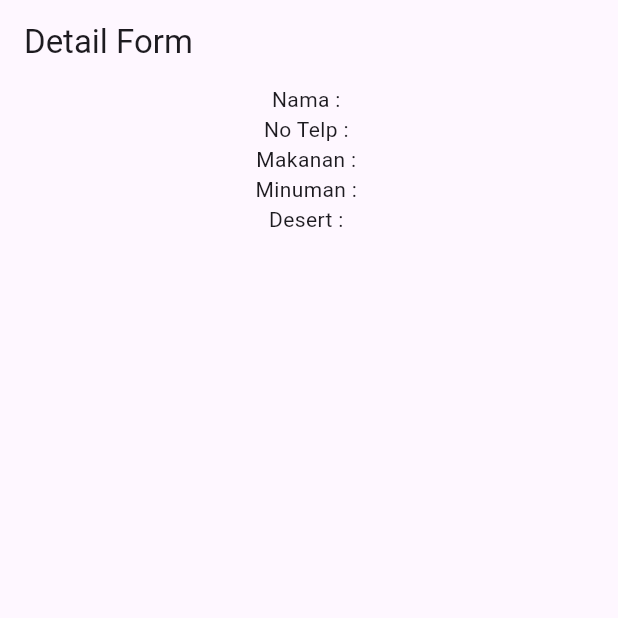
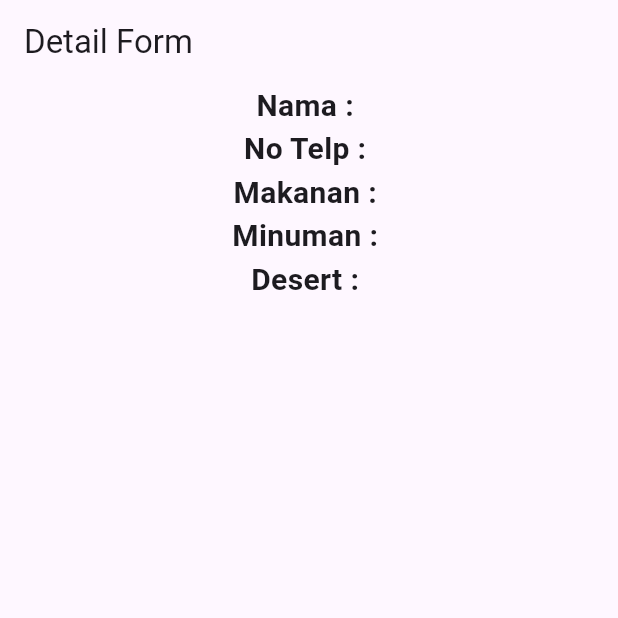
Before and after one commit to Oktaviko/FaseOne_066, a Flutter app: the HalamanTiga screen opened directly with empty values, on a phone screen of 412 x 824 dp, the top half of it. Run offline on Flutter 3.47's test engine with Material 3 defaults, Android fonts, the phone set to English and light mode, and no system bars; network calls fail.

Commit message:
merapihkan UI

```diff
--- a/lib/pages/haltiga.dart
+++ b/lib/pages/haltiga.dart
@@ -1,7 +1,13 @@
 import 'package:flutter/material.dart';
 
 class HalamanTiga extends StatelessWidget {
-  const HalamanTiga({super.key, required this.makanan, required this.minuman, required this.desert, required this.nama, required this.nohp});
+  const HalamanTiga(
+      {super.key,
+      required this.makanan,
+      required this.minuman,
+      required this.desert,
+      required this.nama,
+      required this.nohp});
 
   final String nama;
   final String nohp;
@@ -19,11 +25,29 @@ class HalamanTiga extends StatelessWidget {
         child: Column(
           mainAxisAlignment: MainAxisAlignment.start,
           children: [
-            Text("Nama : $nama"),
-            Text("No Telp : $nohp"),
-            Text("Makanan : $makanan"),
-            Text("Minuman : $minuman"),
-            Text("Desert : $desert"),
+            Text(
+              "Nama : $nama",
+              style: TextStyle(fontSize: 20, fontWeight: FontWeight.bold),
+            ),
+            Text(
+              "No Telp : $nohp",
+              style: TextStyle(fontSize: 20, fontWeight: FontWeight.bold),
+            ),
+            Text(
+              "Makanan : $makanan",
+              style: TextStyle(fontSize: 20, fontWeight: FontWeight.bold),
+            ),
+            Text(
+              "Minuman : $minuman",
+              style: TextStyle(fontSize: 20, fontWeight: FontWeight.bold),
+            ),
+            Text(
+              "Desert : $desert",
+              style: TextStyle(fontSize: 20, fontWeight: FontWeight.bold),
+            ),
+            SizedBox(
+              height: 50,
+            ),
           ],
         ),
       ),
```
